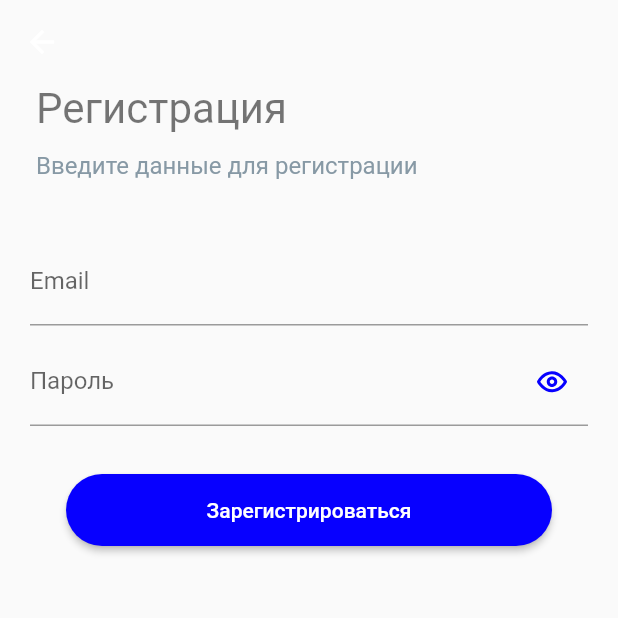
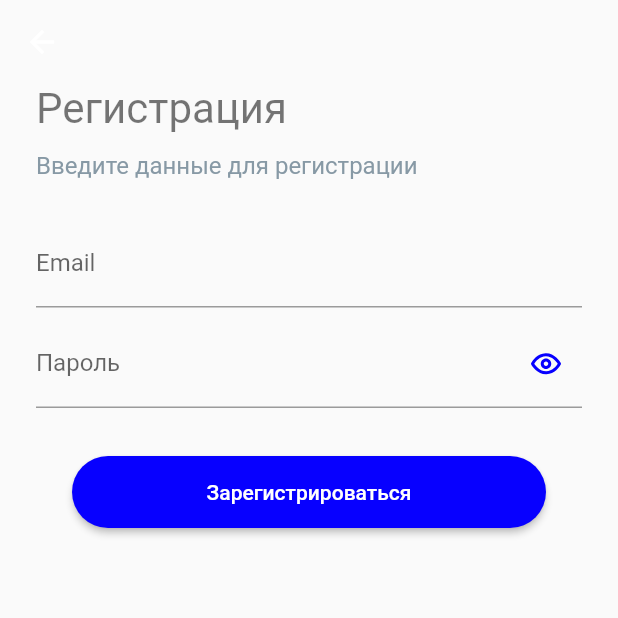
Before and after one commit to nullskill/open_weather_app, a Flutter app: the LoginScreen screen opened directly, after a tap on "Зарегистрироваться", on a phone screen of 412 x 824 dp, the top half of it. Run offline on Flutter 3.47's test engine with Material 2 defaults, Android fonts, the phone set to English and light mode, and no system bars; our stand-ins replace dio, firebase_auth, firebase_core, flutter_bloc, flutter_svg, geolocator and 1 more; missing offline and left inert: flow_builder; accounts and stored records are empty.

Commit message:
Исправлена верстка

```diff
--- a/lib/src/feature/authentication/widget/login_screen.dart
+++ b/lib/src/feature/authentication/widget/login_screen.dart
@@ -14,8 +14,25 @@
 
   @override
   Widget build(BuildContext context) {
-    return Scaffold(
-      appBar: AppBar(
+    return BlocProvider(
+      create: (_) => LoginCubit(context.read<AuthenticationRepository>()),
+      child: Scaffold(
+        body: BlocListener<LoginCubit, LoginState>(
+          listener: (context, state) {
+            if (state.status == LoginStatus.error) {
+              ScaffoldMessenger.of(context)
+                ..hideCurrentSnackBar()
+                ..showSnackBar(
+                  SnackBar(
+                    content: Text(state.message),
+                    backgroundColor: Colors.red,
+                  ),
+                );
+            }
+          },
+          child: CustomScrollView(
+            slivers: [
+              SliverAppBar(
                 elevation: 0,
                 backgroundColor: Colors.transparent,
                 bottom: PreferredSize(
@@ -43,12 +60,13 @@
                   ),
                 ),
               ),
-      body: SingleChildScrollView(
-        child: Padding(
-          padding: const EdgeInsets.symmetric(horizontal: 24, vertical: 8),
-          child: BlocProvider(
-            create: (_) => LoginCubit(context.read<AuthenticationRepository>()),
-            child: const LoginForm(),
+              const SliverPadding(
+                padding: EdgeInsets.symmetric(horizontal: 24, vertical: 8),
+                sliver: SliverToBoxAdapter(
+                  child: LoginForm(),
+                ),
+              ),
+            ],
           ),
         ),
       ),
@@ -61,20 +79,7 @@
 
   @override
   Widget build(BuildContext context) {
-    return BlocListener<LoginCubit, LoginState>(
-      listener: (context, state) {
-        if (state.status == LoginStatus.error) {
-          ScaffoldMessenger.of(context)
-            ..hideCurrentSnackBar()
-            ..showSnackBar(
-              SnackBar(
-                content: Text(state.message),
-                backgroundColor: Colors.red,
-              ),
-            );
-        }
-      },
-      child: Column(
+    return Column(
       children: [
         _EmailInput(),
         const SizedBox(height: 32),
@@ -84,7 +89,6 @@
         const SizedBox(height: 18),
         _SignUpButton(),
       ],
-      ),
     );
   }
 }
--- a/lib/src/feature/authentication/widget/signup_screen.dart
+++ b/lib/src/feature/authentication/widget/signup_screen.dart
@@ -15,8 +15,27 @@
 
   @override
   Widget build(BuildContext context) {
-    return Scaffold(
-      appBar: AppBar(
+    return BlocProvider<SignUpCubit>(
+      create: (_) => SignUpCubit(context.read<AuthenticationRepository>()),
+      child: Scaffold(
+        body: BlocListener<SignUpCubit, SignUpState>(
+          listener: (context, state) {
+            if (state.status == SignUpStatus.success) {
+              Navigator.of(context).pop();
+            } else if (state.status == SignUpStatus.error) {
+              ScaffoldMessenger.of(context)
+                ..hideCurrentSnackBar()
+                ..showSnackBar(
+                  SnackBar(
+                    content: Text(state.message),
+                    backgroundColor: Colors.red,
+                  ),
+                );
+            }
+          },
+          child: CustomScrollView(
+            slivers: [
+              SliverAppBar(
                 elevation: 0,
                 backgroundColor: Colors.transparent,
                 bottom: PreferredSize(
@@ -44,12 +63,11 @@
                   ),
                 ),
               ),
-      body: SingleChildScrollView(
-        child: Padding(
-          padding: const EdgeInsets.all(20.0),
-          child: BlocProvider<SignUpCubit>(
-            create: (_) => SignUpCubit(context.read<AuthenticationRepository>()),
-            child: const SignUpForm(),
+              const SliverPadding(
+                padding: EdgeInsets.symmetric(horizontal: 24, vertical: 8),
+                sliver: SliverToBoxAdapter(child: SignUpForm()),
+              ),
+            ],
           ),
         ),
       ),
@@ -62,22 +80,7 @@
 
   @override
   Widget build(BuildContext context) {
-    return BlocListener<SignUpCubit, SignUpState>(
-      listener: (context, state) {
-        if (state.status == SignUpStatus.success) {
-          Navigator.of(context).pop();
-        } else if (state.status == SignUpStatus.error) {
-          ScaffoldMessenger.of(context)
-            ..hideCurrentSnackBar()
-            ..showSnackBar(
-              SnackBar(
-                content: Text(state.message),
-                backgroundColor: Colors.red,
-              ),
-            );
-        }
-      },
-      child: Column(
+    return Column(
       children: [
         _EmailInput(),
         const SizedBox(height: 8),
@@ -88,7 +91,6 @@
           child: _SignUpButton(),
         ),
       ],
-      ),
     );
   }
 }
```
Lines whose indentation alone changed are shown as unchanged.
